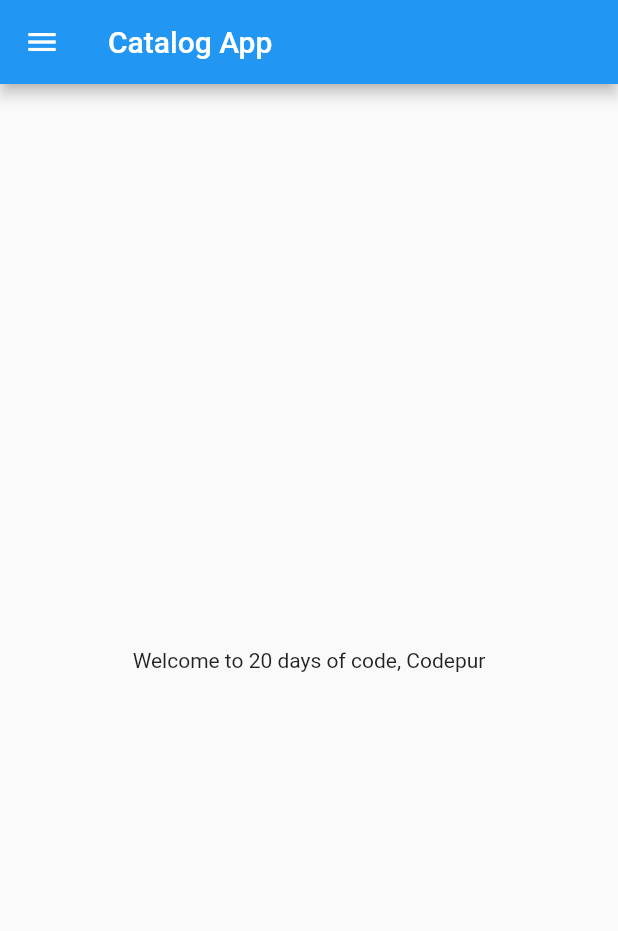
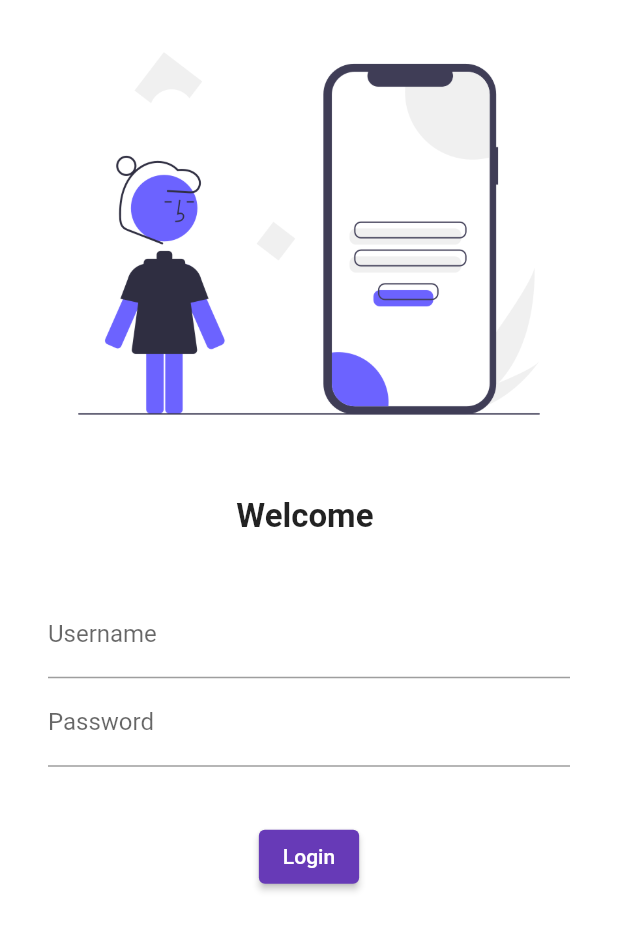
Before and after one commit to Jetandarkumar/-Codepur-Course, a Flutter app: the screen it shows after launch, on a phone screen of 412 x 824 dp. Shown: the top 931 px of the screen. Run offline on Flutter 3.47's test engine with Material 2 defaults, Android fonts, the phone set to English and light mode, and no system bars.

Commit message:
Chapter 4 completed

```diff
--- a/lib/main.dart
+++ b/lib/main.dart
@@ -1,19 +1,28 @@
-import 'package:first/home_page.dart';
+import 'pages/home_page.dart';
+import 'pages/login_page.dart';
 import 'package:flutter/material.dart';
 
-void main(){
+void main() {
   runApp(MyApp());
 }
 
-
-
 class MyApp extends StatelessWidget {
-
   @override
   Widget build(BuildContext context) {
-
     return MaterialApp(
-      home : HomePage(),
+      themeMode: ThemeMode.light,
+      theme: ThemeData(
+        primarySwatch: Colors.deepPurple,
+      ),
+      darkTheme: ThemeData(
+        brightness: Brightness.dark,
+      ),
+      /* initialRoute: "/home", */
+      routes: {
+        "/": (context) => const LoginPage(),
+        "/home": (context) => HomePage(),
+        "/login": (context) => const LoginPage(),
+      },
     );
   }
 }
--- a/lib/home_page.dart
+++ b/lib/pages/home_page.dart
@@ -7,11 +7,12 @@ class HomePage extends StatelessWidget {
     final String name = "Codepur";
     return Scaffold(
       appBar: AppBar(
-        title:Text("Catalog App"),
+        title: Text("Catalog App"),
       ),
       body: Center(
-          child: Container(child: Text("Welcome to $days days of code, $name"))),
-          drawer: Drawer(),
+          child:
+              Container(child: Text("Welcome to $days days of code with, $name"))),
+      drawer: Drawer(),
     );
   }
 }
--- /dev/null
+++ b/lib/pages/login_page.dart
@@ -0,0 +1,56 @@
+import "package:flutter/material.dart";
+
+class LoginPage extends StatelessWidget {
+  const LoginPage({Key? key}) : super(key: key);
+
+  @override
+  Widget build(BuildContext context) {
+    return Material(
+        color: Colors.white,
+        child: Column(
+          children: [
+            Image.asset("assets/images/undraw.png", fit: BoxFit.cover),
+            const SizedBox(
+              height: 20.0,
+            ),
+            const Text(
+              "Welcome ",
+              style: TextStyle(
+                fontSize: 22,
+                fontWeight: FontWeight.bold,
+              ),
+            ),
+            const SizedBox(
+              height: 20.0,
+            ),
+            Padding(
+              padding: const EdgeInsets.symmetric(vertical: 16, horizontal: 32),
+              child: Column(
+                children: [
+                  TextFormField(
+                    decoration: const InputDecoration(
+                      hintText: "Enter Username",
+                      labelText: "Username",
+                    ),
+                  ),
+                  TextFormField(
+                    obscureText: true,
+                    decoration: const InputDecoration(
+                      hintText: "Enter Password",
+                      labelText: "Password",
+                    ),
+                  ),
+                ],
+              ),
+            ),
+            const SizedBox(
+              height: 20.0,
+            ),
+            ElevatedButton(
+              child: Text("Login"),
+              onPressed: () => {print("Hi Codepur")},
+            )
+          ],
+        ));
+  }
+}
```
Also changed, not shown: pubspec.yaml (+4 -6 lines), assets/images/undraw.png (added), lib/pages/anotherpage.dart (added), pubspec.lock.
